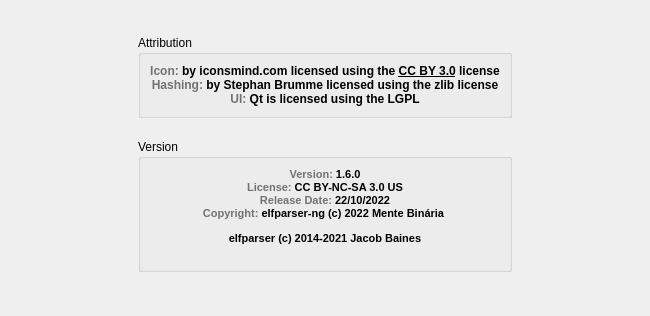
The window that src/ui/about.ui (mentebinaria/elfparser-ng) describes before a commit, drawn with Qt 5.
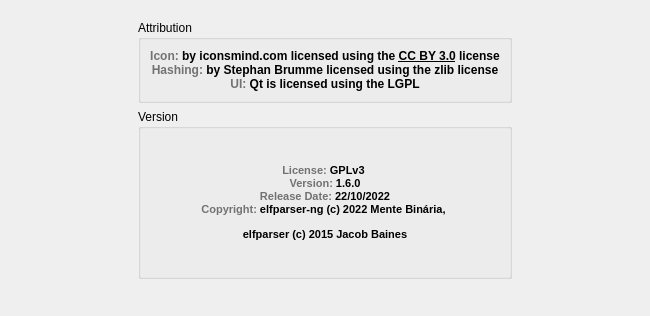
The same window after the commit.

Commit message: [UPD] completed version 1.6.0

```diff
--- a/src/ui/about.ui
+++ b/src/ui/about.ui
@@ -65,6 +65,12 @@
       </item>
       <item>
        <widget class="QGroupBox" name="groupBox">
+        <property name="minimumSize">
+         <size>
+          <width>0</width>
+          <height>170</height>
+         </size>
+        </property>
         <property name="title">
          <string>Version</string>
         </property>
@@ -73,11 +79,12 @@
           <widget class="QLabel" name="label_3">
            <property name="text">
             <string>&lt;!DOCTYPE HTML PUBLIC &quot;-//W3C//DTD HTML 4.0//EN&quot; &quot;http://www.w3.org/TR/REC-html40/strict.dtd&quot;&gt;
-&lt;html&gt;&lt;head&gt;&lt;meta name=&quot;qrichtext&quot; content=&quot;1&quot; /&gt;&lt;meta charset=&quot;utf-8&quot; /&gt;&lt;style type=&quot;text/css&quot;&gt;
+&lt;html&gt;&lt;head&gt;&lt;meta name=&quot;qrichtext&quot; content=&quot;1&quot; /&gt;&lt;style type=&quot;text/css&quot;&gt;
 p, li { white-space: pre-wrap; }
 &lt;/style&gt;&lt;/head&gt;&lt;body style=&quot; font-family:'Noto Sans'; font-size:10pt; font-weight:400; font-style:normal;&quot;&gt;
-&lt;p align=&quot;center&quot; style=&quot; margin-top:12px; margin-bottom:12px; margin-left:0px; margin-right:0px; -qt-block-indent:0; text-indent:0px;&quot;&gt;&lt;span style=&quot; font-family:'Fira Code'; font-size:8pt; font-weight:600; color:#727272;&quot;&gt;Version:&lt;/span&gt;&lt;span style=&quot; font-family:'Fira Code'; font-size:8pt; font-weight:600; color:#000000;&quot;&gt; 1.6.0&lt;br /&gt;&lt;/span&gt;&lt;span style=&quot; font-family:'Fira Code'; font-size:8pt; font-weight:600; color:#727272;&quot;&gt;License:&lt;/span&gt;&lt;span style=&quot; font-family:'Fira Code'; font-size:8pt; font-weight:600; color:#000000;&quot;&gt; CC BY-NC-SA 3.0 US&lt;br /&gt;&lt;/span&gt;&lt;span style=&quot; font-family:'Fira Code'; font-size:8pt; font-weight:600; color:#727272;&quot;&gt;Release Date:&lt;/span&gt;&lt;span style=&quot; font-family:'Fira Code'; font-size:8pt; font-weight:600; color:#000000;&quot;&gt; 22/10/2022&lt;br /&gt;&lt;/span&gt;&lt;span style=&quot; font-family:'Fira Code'; font-size:8pt; font-weight:600; color:#727272;&quot;&gt;Copyright:&lt;/span&gt;&lt;span style=&quot; font-family:'Fira Code'; font-size:8pt; font-weight:600; color:#000000;&quot;&gt; elfparser-ng (c) 2022 Mente Binária &lt;/span&gt;&lt;/p&gt;
-&lt;p align=&quot;center&quot; style=&quot; margin-top:12px; margin-bottom:12px; margin-left:0px; margin-right:0px; -qt-block-indent:0; text-indent:0px;&quot;&gt;&lt;span style=&quot; font-family:'Fira Code'; font-size:8pt; font-weight:600; color:#000000;&quot;&gt;elfparser (c) 2014-2021 Jacob Baines&lt;br /&gt;&lt;/span&gt;&lt;/p&gt;&lt;/body&gt;&lt;/html&gt;</string>
+&lt;p align=&quot;center&quot; style=&quot; margin-top:0px; margin-bottom:0px; margin-left:0px; margin-right:0px; -qt-block-indent:0; text-indent:0px;&quot;&gt;&lt;span style=&quot; font-family:'Fira Code'; font-size:8pt; font-weight:600; color:#727272;&quot;&gt;License: &lt;/span&gt;&lt;span style=&quot; font-family:'Fira Code'; font-size:8pt; font-weight:600; color:#000000;&quot;&gt;GPLv3 &lt;/span&gt;&lt;/p&gt;
+&lt;p align=&quot;center&quot; style=&quot; margin-top:0px; margin-bottom:0px; margin-left:0px; margin-right:0px; -qt-block-indent:0; text-indent:0px;&quot;&gt;&lt;span style=&quot; font-family:'Fira Code'; font-size:8pt; font-weight:600; color:#727272;&quot;&gt;Version:&lt;/span&gt;&lt;span style=&quot; font-family:'Fira Code'; font-size:8pt; font-weight:600; color:#000000;&quot;&gt; 1.6.0 &lt;br /&gt;&lt;/span&gt;&lt;span style=&quot; font-family:'Fira Code'; font-size:8pt; font-weight:600; color:#727272;&quot;&gt;Release Date:&lt;/span&gt;&lt;span style=&quot; font-family:'Fira Code'; font-size:8pt; font-weight:600; color:#000000;&quot;&gt; 22/10/2022&lt;br /&gt;&lt;/span&gt;&lt;span style=&quot; font-family:'Fira Code'; font-size:8pt; font-weight:600; color:#727272;&quot;&gt;Copyright:&lt;/span&gt;&lt;span style=&quot; font-family:'Fira Code'; font-size:8pt; font-weight:600; color:#000000;&quot;&gt; elfparser-ng (c) 2022 Mente Binária, &lt;/span&gt;&lt;/p&gt;
+&lt;p align=&quot;center&quot; style=&quot; margin-top:12px; margin-bottom:12px; margin-left:0px; margin-right:0px; -qt-block-indent:0; text-indent:0px;&quot;&gt;&lt;span style=&quot; font-family:'Fira Code'; font-size:8pt; font-weight:600; color:#000000;&quot;&gt;elfparser (c) 2015 Jacob Baines&lt;/span&gt;&lt;/p&gt;&lt;/body&gt;&lt;/html&gt;</string>
            </property>
           </widget>
          </item>
```
Left out of the diff: 2 changed lines with no effect on the pictures. The commit also changes 10 other files.
